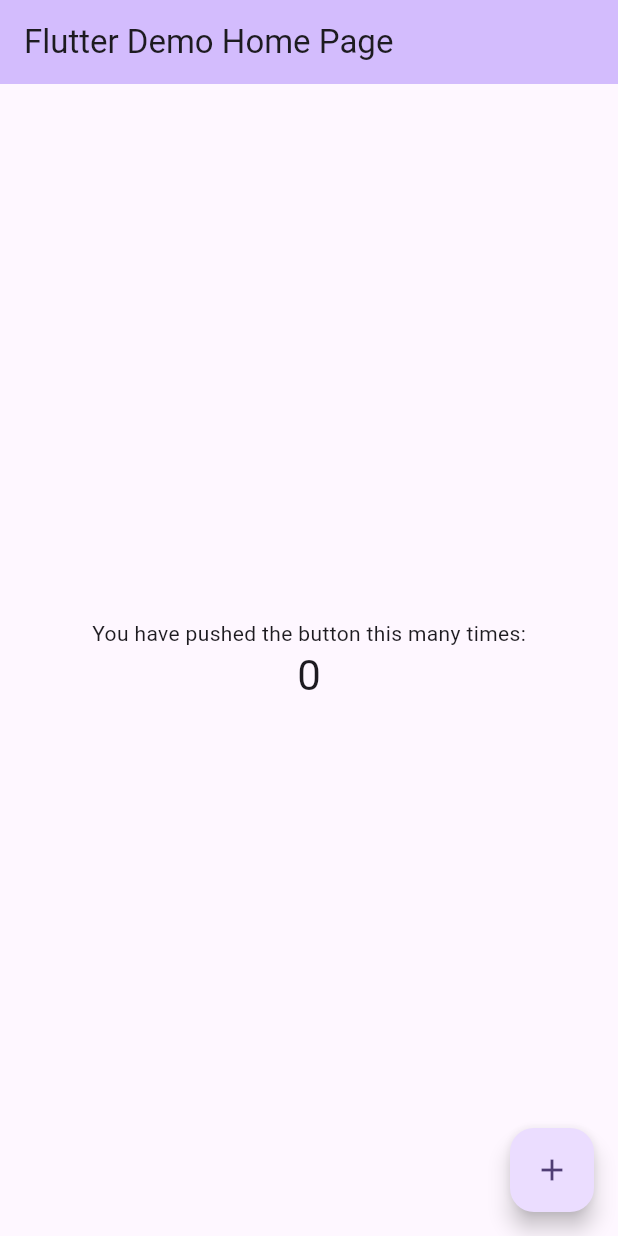
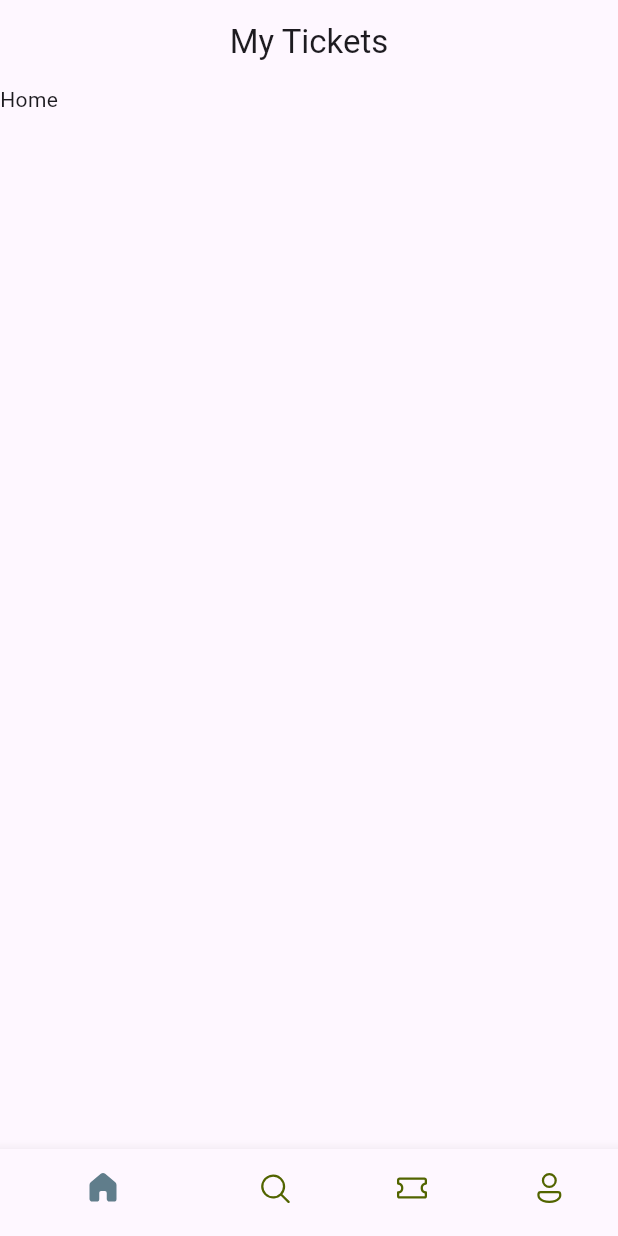
Before and after one commit to YUHR24/ticket-app, a Flutter app: the screen it shows after launch, on a phone screen of 412 x 824 dp. Run offline on Flutter 3.47's test engine with Material 3 defaults, Android fonts, the phone set to English and light mode, and no system bars; our stand-ins replace fluentui_icons.

Commit message:
Menu de navegacion

```diff
--- /dev/null
+++ b/lib/base/bottom_nav_bar.dart
@@ -0,0 +1,59 @@
+import 'package:fluentui_icons/fluentui_icons.dart';
+import 'package:flutter/material.dart';
+
+class BottomNavBar extends StatefulWidget {
+  const BottomNavBar({super.key});
+
+  @override
+  State<BottomNavBar> createState() => _BottomNavBarState();
+}
+
+class _BottomNavBarState extends State<BottomNavBar> {
+
+  // List is iterated using index
+  var appScreens = [
+    const Text('Home'),
+    const Text('Search'),
+    const Text('Tickets'),
+    const Text('Profile'),
+  ];
+
+  @override
+  Widget build(BuildContext context) {
+    return Scaffold(
+      appBar: AppBar(
+        // backgroundColor: Colors.deepPurpleAccent[200],
+        title: const Text('My Tickets'),
+        centerTitle: true,
+      ),
+      body: appScreens[0],
+        bottomNavigationBar: BottomNavigationBar(
+          selectedItemColor: Colors.blueGrey,
+          unselectedItemColor: const Color(0xFF526400),
+          showSelectedLabels: false,
+          items: const [
+            BottomNavigationBarItem(
+              icon: Icon( FluentSystemIcons.ic_fluent_home_regular ),
+              activeIcon: Icon( FluentSystemIcons.ic_fluent_home_filled),
+              label: 'Home'
+            ),
+            BottomNavigationBarItem(
+              icon: Icon( FluentSystemIcons.ic_fluent_search_regular ),
+              activeIcon: Icon( FluentSystemIcons.ic_fluent_search_filled ),
+              label: 'Search'
+            ),
+            BottomNavigationBarItem(
+              icon: Icon( FluentSystemIcons.ic_fluent_ticket_regular ),
+              activeIcon: Icon( FluentSystemIcons.ic_fluent_ticket_filled ),
+              label: 'Tickets'
+            ),
+            BottomNavigationBarItem(
+              icon: Icon( FluentSystemIcons.ic_fluent_person_regular ),
+              activeIcon: Icon( FluentSystemIcons.ic_fluent_person_filled ),
+              label: 'Profile'
+            ),
+          ]
+        ),
+    );
+  }
+}
--- a/lib/main.dart
+++ b/lib/main.dart
@@ -1,125 +1,68 @@
+// ignore_for_file: avoid_print
+
 import 'package:flutter/material.dart';
+import 'package:ticket_app/base/bottom_nav_bar.dart';
 
 void main() {
+  // var car = Car(4, 'Range Rover');
+  // car.wheelsNum();
+  // car.carType();
+
+  // var plane = Plane(6, 'Private Land');
+  // plane.wheelsNum();
+  // plane.planeType();
+
   runApp(const MyApp());
 }
 
+// abstract class Vehicle{
+//   Vehicle(this.wheels, this.type);
+
+//   int wheels;
+//   String type;
+//   void wheelsNum();
+// }
+
+// class Car extends Vehicle {
+//   Car(super.wheels, super.type);
+
+//   void carType() {
+//     print('The Car type is $type');
+//   }
+
+//   @override
+//   void wheelsNum() {
+//     print('The car wheels number is $wheels');
+//   }
+// }
+
+// class Plane extends Vehicle {
+//   Plane(super.wheels, super.type);
+
+//   void planeType() {
+//     print('The plane type is $type');
+//   }
+
+//   @override
+//   void wheelsNum() {
+//     print('The plane wheels number is $wheels');
+//   }
+
+// }
+
 class MyApp extends StatelessWidget {
+
   const MyApp({super.key});
 
-  // This widget is the root of your application.
   @override
   Widget build(BuildContext context) {
     return MaterialApp(
-      title: 'Flutter Demo',
-      theme: ThemeData(
-        // This is the theme of your application.
-        //
-        // TRY THIS: Try running your application with "flutter run". You'll see
-        // the application has a purple toolbar. Then, without quitting the app,
-        // try changing the seedColor in the colorScheme below to Colors.green
-        // and then invoke "hot reload" (save your changes or press the "hot
-        // reload" button in a Flutter-supported IDE, or press "r" if you used
-        // the command line to start the app).
-        //
-        // Notice that the counter didn't reset back to zero; the application
-        // state is not lost during the reload. To reset the state, use hot
-        // restart instead.
-        //
-        // This works for code too, not just values: Most code changes can be
-        // tested with just a hot reload.
-        colorScheme: ColorScheme.fromSeed(seedColor: Colors.deepPurple),
-        useMaterial3: true,
-      ),
-      home: const MyHomePage(title: 'Flutter Demo Home Page'),
-    );
+        debugShowCheckedModeBanner: false,
+        title: 'Flutter Demo',
+        theme: ThemeData(
+          colorScheme: ColorScheme.fromSeed(seedColor: Colors.deepPurple),
+          useMaterial3: true,
+        ),
+        home: const BottomNavBar());
   }
 }
-
-class MyHomePage extends StatefulWidget {
-  const MyHomePage({super.key, required this.title});
-
-  // This widget is the home page of your application. It is stateful, meaning
-  // that it has a State object (defined below) that contains fields that affect
-  // how it looks.
-
-  // This class is the configuration for the state. It holds the values (in this
-  // case the title) provided by the parent (in this case the App widget) and
-  // used by the build method of the State. Fields in a Widget subclass are
-  // always marked "final".
-
-  final String title;
-
-  @override
-  State<MyHomePage> createState() => _MyHomePageState();
-}
-
-class _MyHomePageState extends State<MyHomePage> {
-  int _counter = 0;
-
-  void _incrementCounter() {
-    setState(() {
-      // This call to setState tells the Flutter framework that something has
-      // changed in this State, which causes it to rerun the build method below
-      // so that the display can reflect the updated values. If we changed
-      // _counter without calling setState(), then the build method would not be
-      // called again, and so nothing would appear to happen.
-      _counter++;
-    });
-  }
-
-  @override
-  Widget build(BuildContext context) {
-    // This method is rerun every time setState is called, for instance as done
-    // by the _incrementCounter method above.
-    //
-    // The Flutter framework has been optimized to make rerunning build methods
-    // fast, so that you can just rebuild anything that needs updating rather
-    // than having to individually change instances of widgets.
-    return Scaffold(
-      appBar: AppBar(
-        // TRY THIS: Try changing the color here to a specific color (to
-        // Colors.amber, perhaps?) and trigger a hot reload to see the AppBar
-        // change color while the other colors stay the same.
-        backgroundColor: Theme.of(context).colorScheme.inversePrimary,
-        // Here we take the value from the MyHomePage object that was created by
-        // the App.build method, and use it to set our appbar title.
-        title: Text(widget.title),
-      ),
-      body: Center(
-        // Center is a layout widget. It takes a single child and positions it
-        // in the middle of the parent.
-        child: Column(
-          // Column is also a layout widget. It takes a list of children and
-          // arranges them vertically. By default, it sizes itself to fit its
-          // children horizontally, and tries to be as tall as its parent.
-          //
-          // Column has various properties to control how it sizes itself and
-          // how it positions its children. Here we use mainAxisAlignment to
-          // center the children vertically; the main axis here is the vertical
-          // axis because Columns are vertical (the cross axis would be
-          // horizontal).
-          //
-          // TRY THIS: Invoke "debug painting" (choose the "Toggle Debug Paint"
-          // action in the IDE, or press "p" in the console), to see the
-          // wireframe for each widget.
-          mainAxisAlignment: MainAxisAlignment.center,
-          children: <Widget>[
-            const Text(
-              'You have pushed the button this many times:',
-            ),
-            Text(
-              '$_counter',
-              style: Theme.of(context).textTheme.headlineMedium,
-            ),
-          ],
-        ),
-      ),
-      floatingActionButton: FloatingActionButton(
-        onPressed: _incrementCounter,
-        tooltip: 'Increment',
-        child: const Icon(Icons.add),
-      ), // This trailing comma makes auto-formatting nicer for build methods.
-    );
-  }
-}
--- a/pubspec.yaml
+++ b/pubspec.yaml
@@ -35,6 +35,7 @@ dependencies:
   # The following adds the Cupertino Icons font to your application.
   # Use with the CupertinoIcons class for iOS style icons.
   cupertino_icons: ^1.0.6
+  fluentui_icons: ^1.0.0
 
 dev_dependencies:
   flutter_test:
```
Also changed, not shown: pubspec.lock.
